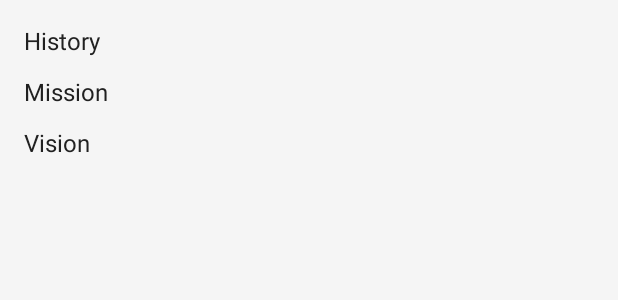
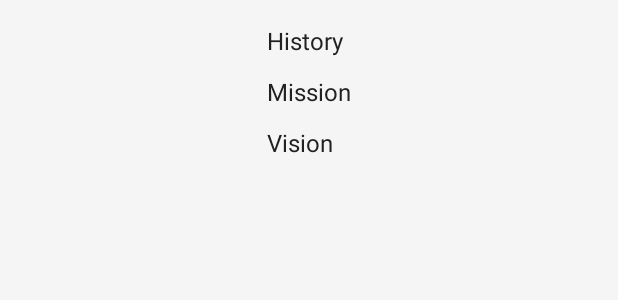
Before and after one commit to HaziqMikail/GMI-Prospect-App, an Android app: the layout activity_about_us.xml on its own in the app's theme, with its tools: preview values and no code run, on a phone screen of 412 x 824 dp. Shown: the top 300 px of the screen. Run offline under Robolectric (Android 15) with nearby library versions, the phone set to English and light mode, and no system bars.

Commit message:
make base system

```diff
--- a/app/src/main/res/layout/activity_about_us.xml
+++ b/app/src/main/res/layout/activity_about_us.xml
@@ -5,23 +5,28 @@
     android:padding="16dp"
     android:background="@color/gray_100">
 
+    <FrameLayout
+        android:layout_width="match_parent"
+        android:layout_height="match_parent">
+
         <LinearLayout
-        android:layout_width="match_parent"
+            android:layout_width="wrap_content"
             android:layout_height="wrap_content"
-        android:orientation="vertical">
+            android:orientation="vertical"
+            android:layout_gravity="center"> <!-- centers both vertically and horizontally -->
 
             <TextView
                 android:id="@+id/tvHistory"
-            android:layout_width="match_parent"
+                android:layout_width="wrap_content"
                 android:layout_height="wrap_content"
+                android:layout_marginBottom="12dp"
                 android:text="History"
-            android:textSize="16sp"
                 android:textColor="@color/text_primary"
-            android:layout_marginBottom="12dp"/>
+                android:textSize="16sp" />
 
             <TextView
                 android:id="@+id/tvMission"
-            android:layout_width="match_parent"
+                android:layout_width="wrap_content"
                 android:layout_height="wrap_content"
                 android:text="Mission"
                 android:textSize="16sp"
@@ -30,11 +35,13 @@
 
             <TextView
                 android:id="@+id/tvVision"
-            android:layout_width="match_parent"
+                android:layout_width="wrap_content"
                 android:layout_height="wrap_content"
                 android:text="Vision"
                 android:textSize="16sp"
                 android:textColor="@color/text_primary"
                 android:layout_marginBottom="12dp"/>
         </LinearLayout>
+
+    </FrameLayout>
 </ScrollView>
```
Lines whose indentation alone changed are shown as unchanged.
